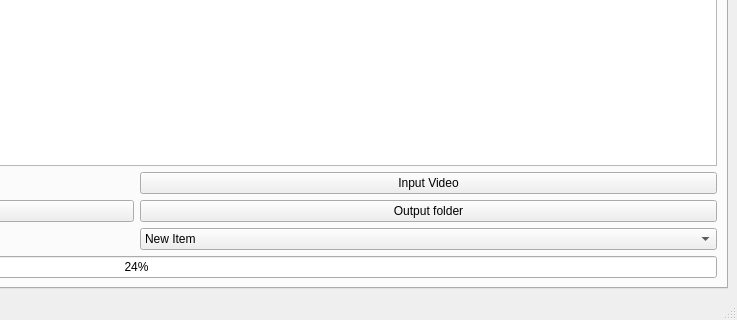
First picture: the form in mainwindow.ui, repository TNTwise/REAL-Video-Enhancer, before the edit; both pictures show x 464 to 1201 and y 320 to 640 of the 1201 by 640 pixel window.
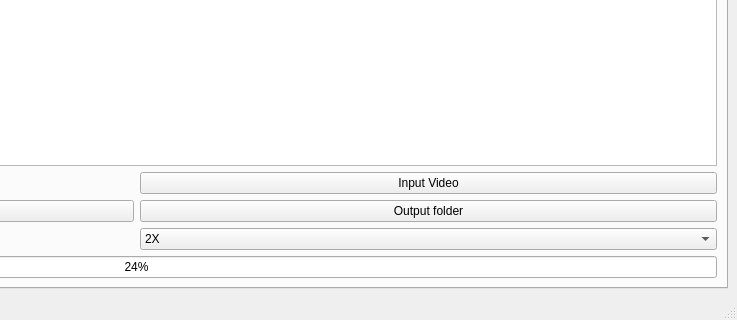
Second picture: the form after the edit.

```diff
--- a/mainwindow.ui
+++ b/mainwindow.ui
@@ -67,7 +67,7 @@
                <widget class="QComboBox" name="comboBox">
                 <item>
                  <property name="text">
-                  <string>New Item</string>
+                  <string>2X</string>
                  </property>
                 </item>
                 <item>
```
Left out of the diff: 6 changed lines with no effect on the pictures.
